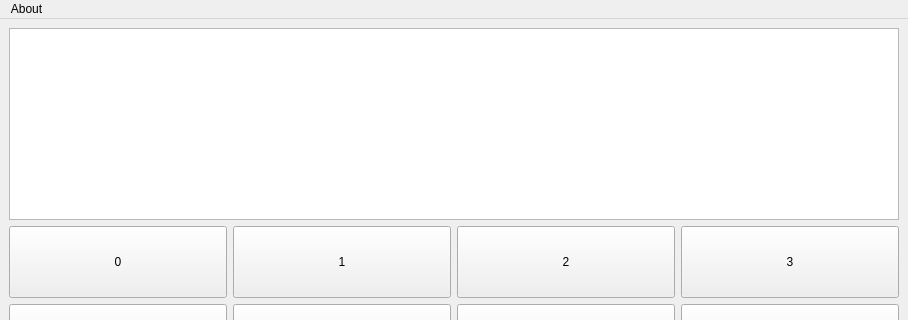
Melvin-p/calculator, file src/mainwindow.ui: the form before one commit; both pictures show x 0 to 908 and y 0 to 320 of the 908 by 697 pixel window.
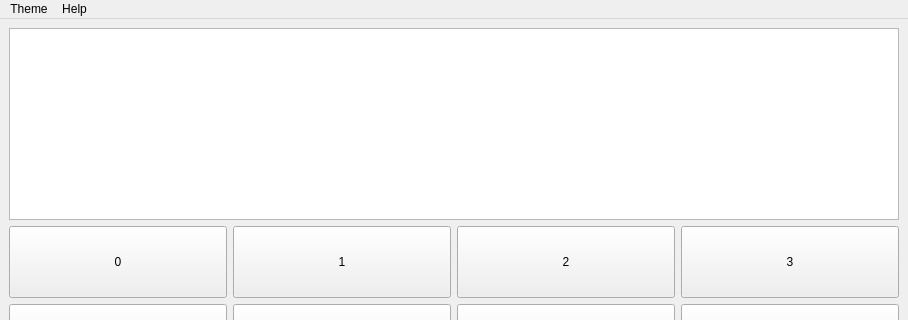
The form after the commit.

What changed in the file:
```diff
--- a/src/mainwindow.ui
+++ b/src/mainwindow.ui
@@ -11,7 +11,10 @@
    </rect>
   </property>
   <property name="windowTitle">
-   <string>MainWindow</string>
+   <string>Calculator</string>
+  </property>
+  <property name="autoFillBackground">
+   <bool>true</bool>
   </property>
   <widget class="QWidget" name="centralwidget">
    <layout class="QGridLayout" name="gridLayout_2">
@@ -324,9 +327,17 @@
    </property>
    <widget class="QMenu" name="menuAbout">
     <property name="title">
-     <string>About</string>
+     <string>Help</string>
     </property>
    </widget>
+   <widget class="QMenu" name="menuTheme">
+    <property name="title">
+     <string>Theme</string>
+    </property>
+    <addaction name="actionDark"/>
+    <addaction name="actionBlue"/>
+   </widget>
+   <addaction name="menuTheme"/>
    <addaction name="menuAbout"/>
   </widget>
  </widget>
```
Left out of the diff: 73 changed lines with no effect on the pictures.
